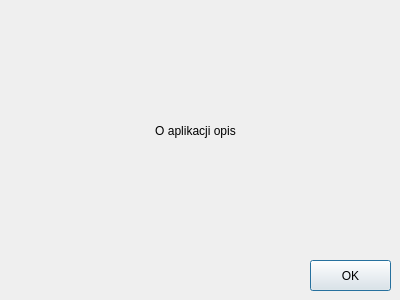
Qt form gui/PyQt/ui/about_application.ui (Kepins/Projects-ScriptingLanguages) before a commit.
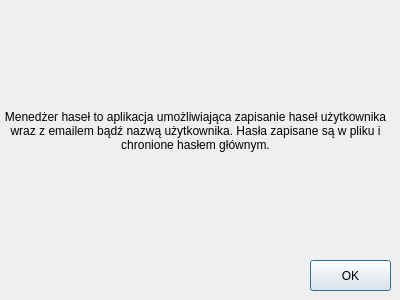
The same form after that commit.

Commit message: PROJ2-QT about_app

The edit to the form file:
```diff
--- a/gui/PyQt/ui/about_application.ui
+++ b/gui/PyQt/ui/about_application.ui
@@ -23,11 +23,17 @@
     </rect>
    </property>
    <property name="text">
-    <string>O aplikacji opis</string>
+    <string>Menedżer haseł to aplikacja umożliwiająca zapisanie haseł użytkownika wraz z emailem bądź nazwą użytkownika. Hasła zapisane są w pliku i chronione hasłem głównym.</string>
+   </property>
+   <property name="textFormat">
+    <enum>Qt::AutoText</enum>
    </property>
    <property name="alignment">
     <set>Qt::AlignCenter</set>
    </property>
+   <property name="wordWrap">
+    <bool>true</bool>
+   </property>
   </widget>
   <widget class="QPushButton" name="ok_button">
    <property name="geometry">
```
